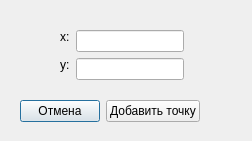
This is lab_01_29/addrecorddialog.ui in lemopsone/bmstu-cg as Qt 5 draws it before an edit. The edited form follows.
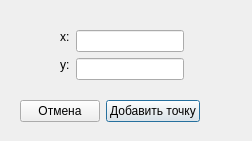
This is the edited form.

Commit message: feat: доработка интерфейса, добавление слотов под решение задания

The edit to the form file:
```diff
--- a/lab_01_29/addrecorddialog.ui
+++ b/lab_01_29/addrecorddialog.ui
@@ -19,6 +19,18 @@
     <verstretch>0</verstretch>
    </sizepolicy>
   </property>
+  <property name="minimumSize">
+   <size>
+    <width>252</width>
+    <height>141</height>
+   </size>
+  </property>
+  <property name="maximumSize">
+   <size>
+    <width>252</width>
+    <height>141</height>
+   </size>
+  </property>
   <property name="windowTitle">
    <string>Добавление точки</string>
   </property>
@@ -87,7 +99,7 @@
     <rect>
      <x>20</x>
      <y>100</y>
-     <width>211</width>
+     <width>223</width>
      <height>32</height>
     </rect>
    </property>
@@ -100,6 +112,9 @@
       <property name="text">
        <string>Отмена</string>
       </property>
+      <property name="autoDefault">
+       <bool>false</bool>
+      </property>
      </widget>
     </item>
     <item>
@@ -113,6 +128,9 @@
       <property name="text">
        <string>Добавить точку</string>
       </property>
+      <property name="default">
+       <bool>true</bool>
+      </property>
      </widget>
     </item>
    </layout>
```
Left out of the diff: 4 changed lines with no effect on the pictures. The commit also changes 2 other files.
